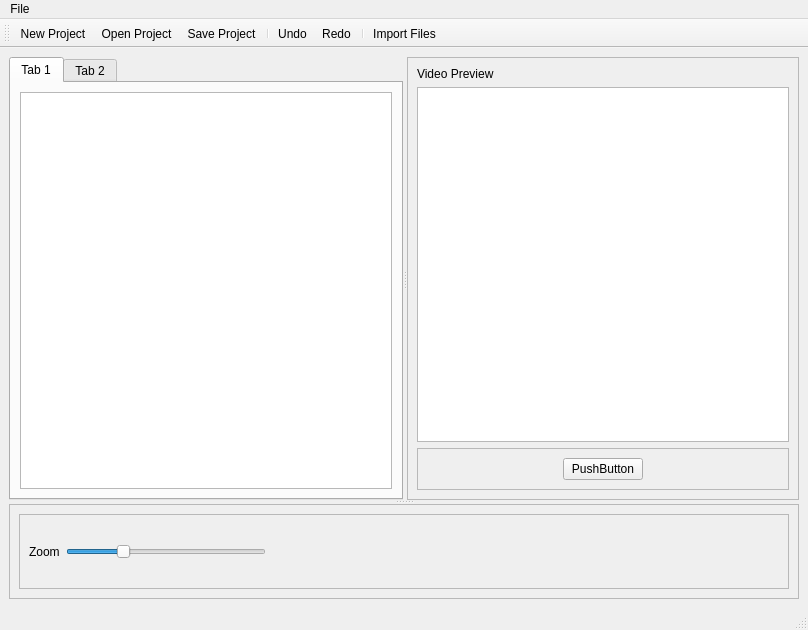
Old version of the form openshot/windows/ui/main.ui in the repository OpenShot/openshot-qt.
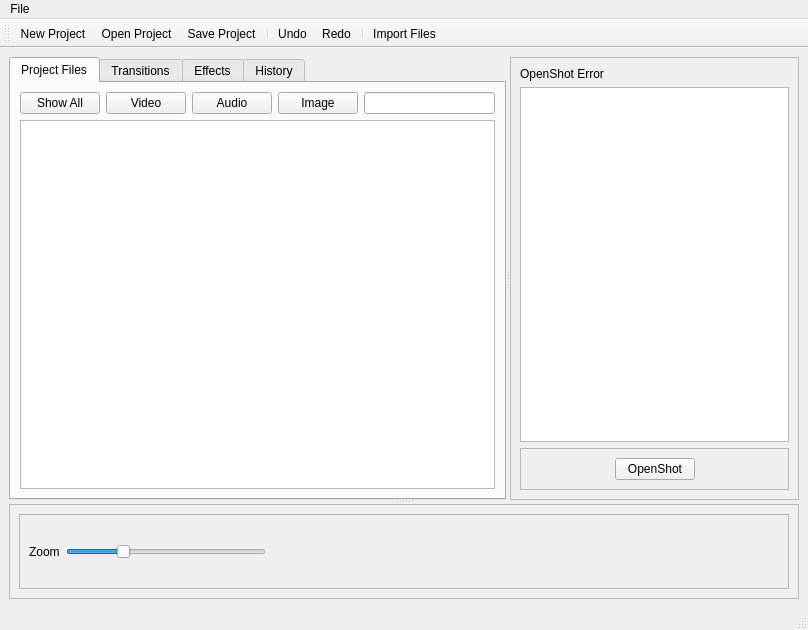
New version of the form. Icons and pictures are not drawn.

Patch:
```diff
--- a/openshot/windows/ui/main.ui
+++ b/openshot/windows/ui/main.ui
@@ -61,21 +61,92 @@
         </property>
         <widget class="QWidget" name="tab">
          <attribute name="title">
-          <string>Tab 1</string>
+          <string>Project Files</string>
          </attribute>
          <layout class="QGridLayout" name="gridLayout_2">
-          <item row="0" column="0">
+          <item row="1" column="0">
            <widget class="QTreeView" name="treeView">
             <property name="acceptDrops">
              <bool>true</bool>
             </property>
            </widget>
           </item>
+          <item row="0" column="0">
+           <widget class="QWidget" name="widget" native="true">
+            <layout class="QHBoxLayout" name="horizontalLayout_3">
+             <property name="leftMargin">
+              <number>0</number>
+             </property>
+             <property name="topMargin">
+              <number>0</number>
+             </property>
+             <property name="rightMargin">
+              <number>0</number>
+             </property>
+             <property name="bottomMargin">
+              <number>0</number>
+             </property>
+             <item>
+              <widget class="QPushButton" name="pushButton_2">
+               <property name="text">
+                <string>Show All</string>
+               </property>
+              </widget>
+             </item>
+             <item>
+              <widget class="QPushButton" name="pushButton_3">
+               <property name="text">
+                <string>Video</string>
+               </property>
+              </widget>
+             </item>
+             <item>
+              <widget class="QPushButton" name="pushButton_4">
+               <property name="sizePolicy">
+                <sizepolicy hsizetype="Minimum" vsizetype="Fixed">
+                 <horstretch>0</horstretch>
+                 <verstretch>0</verstretch>
+                </sizepolicy>
+               </property>
+               <property name="text">
+                <string>Audio</string>
+               </property>
+              </widget>
+             </item>
+             <item>
+              <widget class="QPushButton" name="pushButton_5">
+               <property name="sizePolicy">
+                <sizepolicy hsizetype="Minimum" vsizetype="Fixed">
+                 <horstretch>0</horstretch>
+                 <verstretch>0</verstretch>
+                </sizepolicy>
+               </property>
+               <property name="text">
+                <string>Image</string>
+               </property>
+              </widget>
+             </item>
+             <item>
+              <widget class="QLineEdit" name="lineEdit"/>
+             </item>
+            </layout>
+           </widget>
+          </item>
          </layout>
         </widget>
         <widget class="QWidget" name="tab_2">
          <attribute name="title">
-          <string>Tab 2</string>
+          <string>Transitions</string>
+         </attribute>
+        </widget>
+        <widget class="QWidget" name="tab_3">
+         <attribute name="title">
+          <string>Effects</string>
+         </attribute>
+        </widget>
+        <widget class="QWidget" name="tab_4">
+         <attribute name="title">
+          <string>History</string>
          </attribute>
         </widget>
        </widget>
@@ -96,7 +167,7 @@
          <item>
           <widget class="QLabel" name="label_2">
            <property name="text">
-            <string>Video Preview</string>
+            <string>OpenShot Error</string>
            </property>
           </widget>
          </item>
@@ -128,7 +199,7 @@
             <item>
              <widget class="QPushButton" name="pushButton">
               <property name="text">
-               <string>PushButton</string>
+               <string>OpenShot</string>
               </property>
              </widget>
             </item>
```
Left out of the diff: 4 changed lines with no effect on the pictures.
